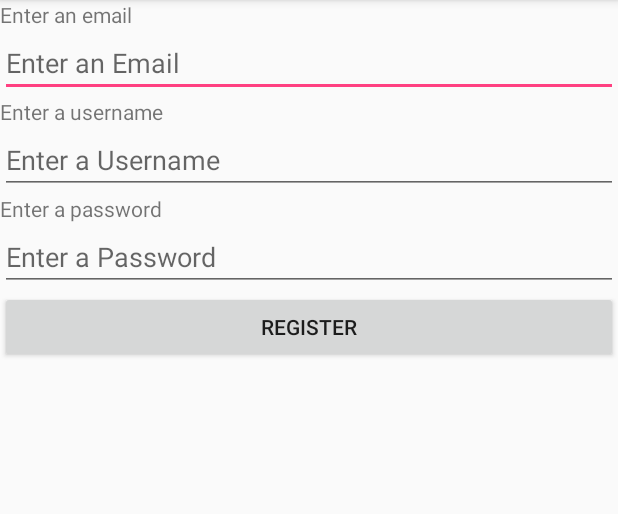
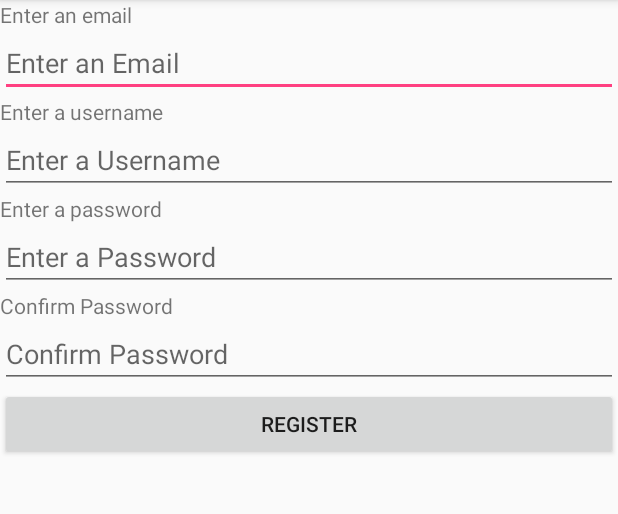
Before and after one commit to davidzhao98/rat-track-app, an Android app: the RegisterActivity screen opened directly, with no data from a screen before it, on a phone screen of 412 x 824 dp, the part 84-598 px from its top. Run offline under Robolectric (Android 15) with nearby library versions, the phone set to English and light mode, and no system bars.

Commit message:
added some comments in MainActivity and added confirm password to Register layout

```diff
--- a/app/src/main/java/kanye2020/gatech/edu/rattrackapp/MainActivity.java
+++ b/app/src/main/java/kanye2020/gatech/edu/rattrackapp/MainActivity.java
@@ -29,6 +29,7 @@ public class MainActivity extends AppCompatActivity {
             }
         });
 
+        //sets OnClickListeners for register so it will do things when clicked
         register.setOnClickListener(new View.OnClickListener() {
             @Override
             public void onClick(View view) {
--- a/app/src/main/res/layout/login.xml
+++ b/app/src/main/res/layout/login.xml
@@ -16,7 +16,7 @@
         tools:layout_conversion_absoluteX="0dp"
         tools:layout_conversion_absoluteY="0dp"
         tools:layout_editor_absoluteX="10dp"
-        android:layout_marginBottom="8dp"
+        android:layout_marginBottom="7dp"
         app:layout_constraintBottom_toTopOf="@+id/userNameText" />
 
     <EditText
@@ -73,7 +73,7 @@
         android:id="@+id/loginButton2"
         android:layout_width="338dp"
         android:layout_height="43dp"
-        android:layout_marginBottom="72dp"
+        android:layout_marginBottom="75dp"
         android:layout_marginLeft="0dp"
         android:layout_marginRight="8dp"
         android:onClick="loginButton2Clicked"
--- a/app/src/main/res/layout/register.xml
+++ b/app/src/main/res/layout/register.xml
@@ -45,6 +45,20 @@
         android:hint="Enter a Password"
         android:inputType="textPassword" />
 
+    <TextView
+        android:id="@+id/confirmPassView"
+        android:layout_width="match_parent"
+        android:layout_height="wrap_content"
+        android:text="Confirm Password" />
+
+    <EditText
+        android:id="@+id/confirmPassEditText"
+        android:layout_width="match_parent"
+        android:layout_height="wrap_content"
+        android:ems="10"
+        android:hint="Confirm Password"
+        android:inputType="textPersonName" />
+
     <Button
         android:id="@+id/registerButton2"
         android:layout_width="match_parent"
```
